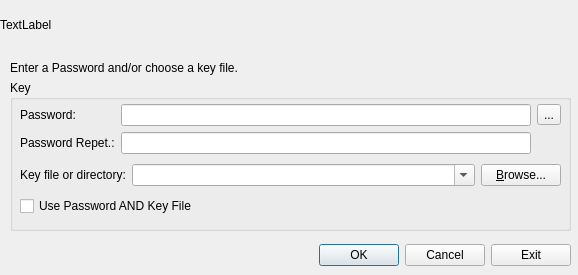
The window that src/forms/PasswordDlg.ui (iluminat23/keepassxc-debian) describes before a commit, drawn with Qt 5.
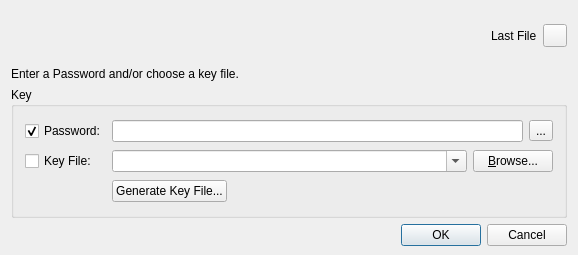
The same window after the commit.

The edit to the form file:
```diff
--- a/src/forms/PasswordDlg.ui
+++ b/src/forms/PasswordDlg.ui
@@ -9,13 +9,11 @@
     <x>0</x>
     <y>0</y>
     <width>578</width>
-    <height>275</height>
+    <height>255</height>
    </rect>
   </property>
   <property name="sizePolicy" >
-   <sizepolicy>
-    <hsizetype>0</hsizetype>
-    <vsizetype>0</vsizetype>
+   <sizepolicy vsizetype="Maximum" hsizetype="Maximum" >
     <horstretch>0</horstretch>
     <verstretch>0</verstretch>
    </sizepolicy>
@@ -23,13 +21,7 @@
   <property name="minimumSize" >
    <size>
     <width>578</width>
-    <height>275</height>
-   </size>
-  </property>
-  <property name="maximumSize" >
-   <size>
-    <width>578</width>
-    <height>275</height>
+    <height>0</height>
    </size>
   </property>
   <property name="windowTitle" >
@@ -41,43 +33,28 @@
   <property name="modal" >
    <bool>true</bool>
   </property>
-  <widget class="QLabel" name="Banner" >
-   <property name="geometry" >
-    <rect>
-     <x>0</x>
-     <y>0</y>
-     <width>578</width>
+  <layout class="QVBoxLayout" >
+   <property name="bottomMargin" >
+    <number>9</number>
+   </property>
+   <item>
+    <layout class="QHBoxLayout" >
+     <item>
+      <spacer>
+       <property name="orientation" >
+        <enum>Qt::Vertical</enum>
+       </property>
+       <property name="sizeType" >
+        <enum>QSizePolicy::Fixed</enum>
+       </property>
+       <property name="sizeHint" >
+        <size>
+         <width>20</width>
      <height>50</height>
-    </rect>
-   </property>
-   <property name="sizePolicy" >
-    <sizepolicy>
-     <hsizetype>5</hsizetype>
-     <vsizetype>5</vsizetype>
-     <horstretch>0</horstretch>
-     <verstretch>0</verstretch>
-    </sizepolicy>
-   </property>
-   <property name="text" >
-    <string>TextLabel</string>
-   </property>
-  </widget>
-  <widget class="QWidget" name="layoutWidget" >
-   <property name="geometry" >
-    <rect>
-     <x>10</x>
-     <y>240</y>
-     <width>561</width>
-     <height>31</height>
-    </rect>
-   </property>
-   <layout class="QHBoxLayout" >
-    <property name="margin" >
-     <number>0</number>
-    </property>
-    <property name="spacing" >
-     <number>6</number>
-    </property>
+        </size>
+       </property>
+      </spacer>
+     </item>
     <item>
      <spacer>
       <property name="orientation" >
@@ -85,48 +62,52 @@
       </property>
       <property name="sizeHint" >
        <size>
-        <width>351</width>
+         <width>40</width>
         <height>20</height>
        </size>
       </property>
      </spacer>
     </item>
     <item>
-     <widget class="QPushButton" name="ButtonOK" >
+      <layout class="QHBoxLayout" >
+       <item>
+        <widget class="QLabel" name="Label_Bookmark" >
       <property name="text" >
-       <string>OK</string>
+          <string>Last File</string>
       </property>
      </widget>
     </item>
     <item>
-     <widget class="QPushButton" name="ButtonCancel" >
-      <property name="text" >
-       <string>Cancel</string>
-      </property>
-     </widget>
-    </item>
+        <widget class="QToolButton" name="Button_Bookmarks" >
+         <property name="popupMode" >
+          <enum>QToolButton::InstantPopup</enum>
+         </property>
+         <property name="arrowType" >
+          <enum>Qt::NoArrow</enum>
+         </property>
+        </widget>
+       </item>
+      </layout>
+     </item>
+    </layout>
+   </item>
     <item>
-     <widget class="QPushButton" name="ButtonExit" >
+    <widget class="QLabel" name="textLabel1" >
+     <property name="sizePolicy" >
+      <sizepolicy vsizetype="Maximum" hsizetype="Expanding" >
+       <horstretch>0</horstretch>
+       <verstretch>0</verstretch>
+      </sizepolicy>
+     </property>
       <property name="text" >
-       <string>Exit</string>
+      <string>Enter a Password and/or choose a key file.</string>
       </property>
      </widget>
     </item>
-   </layout>
-  </widget>
+   <item>
   <widget class="QGroupBox" name="groupframe" >
-   <property name="geometry" >
-    <rect>
-     <x>10</x>
-     <y>80</y>
-     <width>561</width>
-     <height>151</height>
-    </rect>
-   </property>
    <property name="sizePolicy" >
-    <sizepolicy>
-     <hsizetype>7</hsizetype>
-     <vsizetype>7</vsizetype>
+      <sizepolicy vsizetype="Expanding" hsizetype="Expanding" >
      <horstretch>0</horstretch>
      <verstretch>0</verstretch>
     </sizepolicy>
@@ -134,96 +115,63 @@
    <property name="title" >
     <string>Key</string>
    </property>
-   <widget class="QWidget" name="layoutWidget" >
-    <property name="geometry" >
-     <rect>
-      <x>10</x>
-      <y>20</y>
-      <width>541</width>
-      <height>123</height>
-     </rect>
-    </property>
     <layout class="QVBoxLayout" >
-     <property name="margin" >
+      <property name="leftMargin" >
       <number>0</number>
      </property>
-     <property name="spacing" >
-      <number>6</number>
+      <property name="topMargin" >
+       <number>0</number>
+      </property>
+      <property name="rightMargin" >
+       <number>0</number>
+      </property>
+      <property name="bottomMargin" >
+       <number>0</number>
      </property>
      <item>
+       <widget class="QStackedWidget" name="stackedWidget" >
+        <property name="currentIndex" >
+         <number>0</number>
+        </property>
+        <widget class="QWidget" name="pw_entry" >
       <layout class="QGridLayout" >
-       <property name="margin" >
-        <number>0</number>
-       </property>
-       <property name="spacing" >
-        <number>6</number>
-       </property>
-       <item row="1" column="0" >
-        <widget class="QLabel" name="Label_PasswordRep" >
-         <property name="text" >
-          <string>Password Repet.:</string>
-         </property>
-        </widget>
-       </item>
-       <item row="0" column="1" >
-        <widget class="QLineEdit" name="Edit_Password" />
-       </item>
        <item row="0" column="0" >
-        <widget class="QLabel" name="Label_Password" >
-         <property name="sizePolicy" >
-          <sizepolicy>
-           <hsizetype>5</hsizetype>
-           <vsizetype>5</vsizetype>
-           <horstretch>0</horstretch>
-           <verstretch>0</verstretch>
-          </sizepolicy>
-         </property>
+           <widget class="QCheckBox" name="Check_Password" >
          <property name="text" >
           <string>Password:</string>
          </property>
-        </widget>
-       </item>
-       <item row="0" column="2" >
+            <property name="checked" >
+             <bool>true</bool>
+            </property>
+           </widget>
+          </item>
+          <item row="0" column="1" colspan="2" >
+           <layout class="QHBoxLayout" >
+            <item>
+             <widget class="QLineEdit" name="Edit_Password" />
+            </item>
+            <item>
         <widget class="QToolButton" name="ButtonChangeEchoMode" >
          <property name="text" >
           <string>...</string>
          </property>
         </widget>
        </item>
-       <item row="1" column="1" >
-        <widget class="QLineEdit" name="Edit_PasswordRep" />
-       </item>
-      </layout>
-     </item>
-     <item>
-      <layout class="QHBoxLayout" >
-       <property name="margin" >
-        <number>0</number>
-       </property>
-       <property name="spacing" >
-        <number>6</number>
-       </property>
-       <item>
-        <widget class="QLabel" name="Label_KeyFile" >
-         <property name="sizePolicy" >
-          <sizepolicy>
-           <hsizetype>5</hsizetype>
-           <vsizetype>5</vsizetype>
-           <horstretch>0</horstretch>
-           <verstretch>0</verstretch>
-          </sizepolicy>
-         </property>
+           </layout>
+          </item>
+          <item row="1" column="0" >
+           <widget class="QCheckBox" name="Check_KeyFile" >
          <property name="text" >
-          <string>Key file or directory:</string>
+             <string>Key File:</string>
          </property>
         </widget>
        </item>
+          <item row="1" column="1" colspan="2" >
+           <layout class="QHBoxLayout" >
        <item>
-        <widget class="QComboBox" name="Combo_Dirs" >
+             <widget class="QComboBox" name="Combo_KeyFile" >
          <property name="sizePolicy" >
-          <sizepolicy>
-           <hsizetype>7</hsizetype>
-           <vsizetype>0</vsizetype>
+               <sizepolicy vsizetype="Fixed" hsizetype="Expanding" >
            <horstretch>0</horstretch>
            <verstretch>0</verstretch>
           </sizepolicy>
@@ -234,11 +182,9 @@
         </widget>
        </item>
        <item>
-        <widget class="QPushButton" name="ButtonBrowse" >
+             <widget class="QPushButton" name="Button_Browse" >
          <property name="sizePolicy" >
-          <sizepolicy>
-           <hsizetype>5</hsizetype>
-           <vsizetype>0</vsizetype>
+               <sizepolicy vsizetype="Fixed" hsizetype="Preferred" >
            <horstretch>0</horstretch>
            <verstretch>0</verstretch>
           </sizepolicy>
@@ -253,26 +199,46 @@
        </item>
       </layout>
      </item>
+          <item row="2" column="1" >
+           <widget class="QPushButton" name="Button_GenKeyFile" >
+            <property name="text" >
+             <string>Generate Key File...</string>
+            </property>
+           </widget>
+          </item>
+          <item row="2" column="2" >
+           <spacer>
+            <property name="orientation" >
+             <enum>Qt::Horizontal</enum>
+            </property>
+            <property name="sizeHint" >
+             <size>
+              <width>40</width>
+              <height>20</height>
+             </size>
+            </property>
+           </spacer>
+          </item>
+         </layout>
+        </widget>
+        <widget class="QWidget" name="pw_repeat" >
+         <layout class="QVBoxLayout" >
+          <item>
+           <widget class="QLabel" name="label" >
+            <property name="text" >
+             <string>Please repeat your password:</string>
+            </property>
+           </widget>
+          </item>
+          <item>
+           <widget class="QLineEdit" name="Edit_PwRepeat" />
+          </item>
      <item>
       <layout class="QHBoxLayout" >
-       <property name="margin" >
-        <number>0</number>
-       </property>
-       <property name="spacing" >
-        <number>6</number>
-       </property>
        <item>
-        <widget class="QCheckBox" name="CheckBox_Both" >
-         <property name="sizePolicy" >
-          <sizepolicy>
-           <hsizetype>0</hsizetype>
-           <vsizetype>0</vsizetype>
-           <horstretch>0</horstretch>
-           <verstretch>0</verstretch>
-          </sizepolicy>
-         </property>
+             <widget class="QPushButton" name="Button_Back" >
          <property name="text" >
-          <string>Use Password AND Key File</string>
+               <string>Back</string>
          </property>
         </widget>
        </item>
@@ -289,32 +255,53 @@
          </property>
         </spacer>
        </item>
-      </layout>
-     </item>
-    </layout>
-   </widget>
-  </widget>
-  <widget class="QLabel" name="textLabel1" >
-   <property name="geometry" >
-    <rect>
-     <x>10</x>
-     <y>60</y>
-     <width>459</width>
-     <height>16</height>
-    </rect>
-   </property>
-   <property name="sizePolicy" >
-    <sizepolicy>
-     <hsizetype>7</hsizetype>
-     <vsizetype>4</vsizetype>
-     <horstretch>0</horstretch>
-     <verstretch>0</verstretch>
-    </sizepolicy>
+            <item>
+             <widget class="QLabel" name="Label_Unequal" >
+              <property name="font" >
+               <font>
+                <pointsize>9</pointsize>
+                <weight>75</weight>
+                <bold>true</bold>
+               </font>
    </property>
    <property name="text" >
-    <string>Enter a Password and/or choose a key file.</string>
-   </property>
-  </widget>
+               <string>Passwords are not equal.</string>
+              </property>
+              <property name="alignment" >
+               <set>Qt::AlignRight|Qt::AlignTrailing|Qt::AlignVCenter</set>
+              </property>
+             </widget>
+            </item>
+           </layout>
+          </item>
+          <item>
+           <spacer>
+            <property name="orientation" >
+             <enum>Qt::Vertical</enum>
+            </property>
+            <property name="sizeHint" >
+             <size>
+              <width>20</width>
+              <height>40</height>
+             </size>
+            </property>
+           </spacer>
+          </item>
+         </layout>
+        </widget>
+       </widget>
+      </item>
+     </layout>
+    </widget>
+   </item>
+   <item>
+    <widget class="QDialogButtonBox" name="buttonBox" >
+     <property name="standardButtons" >
+      <set>QDialogButtonBox::Cancel|QDialogButtonBox::NoButton|QDialogButtonBox::Ok</set>
+     </property>
+    </widget>
+   </item>
+  </layout>
  </widget>
  <layoutdefault spacing="6" margin="11" />
  <pixmapfunction></pixmapfunction>
```
Left out of the diff: 20 changed lines with no effect on the pictures. Lines whose indentation alone changed are shown as unchanged.
